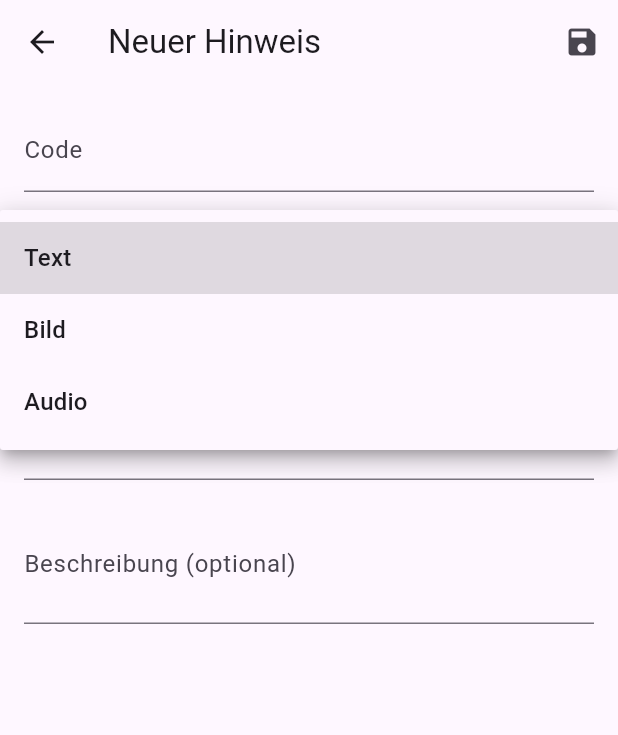
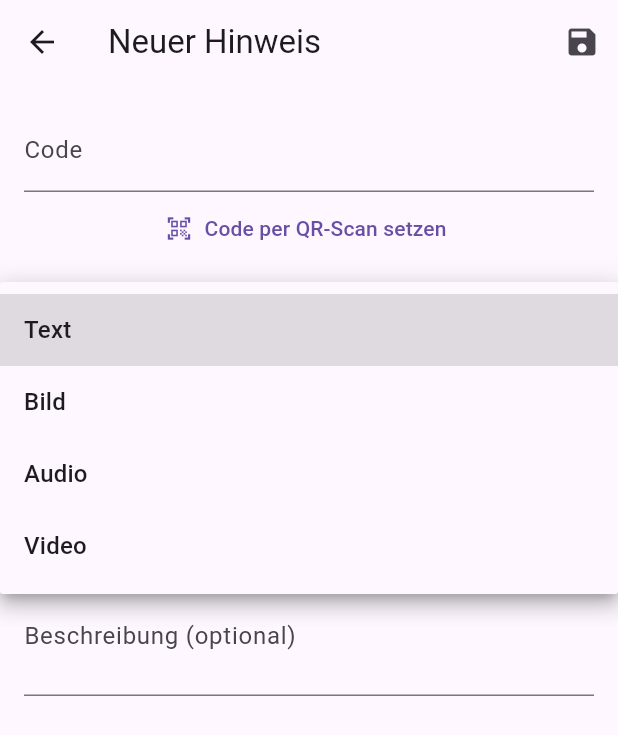
Before and after one commit to publicnevs2/cluemaster, a Flutter app: the AdminEditorScreen screen opened directly with empty values, after a tap on "Text", on a phone screen of 412 x 824 dp. Shown: the top 735 px of the screen. Run offline on Flutter 3.47's test engine with Material 3 defaults, Android fonts, the phone set to English and light mode, and no system bars; our stand-ins replace image_picker, just_audio, video_player; missing offline and left inert: mobile_scanner, record.

Commit message:
Feature: Video-Hinweise hinzugefügt und Player verbessert

```diff
--- a/lib/data/models/clue.dart
+++ b/lib/data/models/clue.dart
@@ -1,6 +1,6 @@
 class Clue {
   final String code;
-  final String type; // 'text', 'image' oder 'audio'
+  final String type; // 'text', 'image', 'audio' oder 'video'
   final String content;
   final String? description;
   bool solved;
--- a/lib/features/admin/admin_editor_screen.dart
+++ b/lib/features/admin/admin_editor_screen.dart
@@ -1,5 +1,6 @@
 import 'dart:io';
 
+import 'package:clue_master/features/shared/qr_scanner_screen.dart';
 import 'package:flutter/material.dart';
 import 'package:flutter/services.dart';
 import 'package:image_picker/image_picker.dart';
@@ -31,9 +32,9 @@ class _AdminEditorScreenState extends State<AdminEditorScreen> {
   final _descriptionController = TextEditingController();
   String _type = 'text';
 
-  // NEU: Für Audio-Aufnahme
   final _audioRecorder = AudioRecorder();
   bool _isRecording = false;
+  final _imagePicker = ImagePicker();
 
   @override
   void initState() {
@@ -51,19 +52,38 @@ class _AdminEditorScreenState extends State<AdminEditorScreen> {
     _codeController.dispose();
     _contentController.dispose();
     _descriptionController.dispose();
-    _audioRecorder.dispose(); // Wichtig!
+    _audioRecorder.dispose();
     super.dispose();
   }
 
+  Future<void> _scanQrCode() async {
+    final result = await Navigator.push<String>(
+      context,
+      MaterialPageRoute(builder: (_) => const QrScannerScreen()),
+    );
+    if (result != null && result.isNotEmpty) {
+      setState(() {
+        _codeController.text = result;
+      });
+    }
+  }
+
   Future<void> _pickFromGallery() async {
-    final image = await ImagePicker().pickImage(source: ImageSource.gallery);
+    final image = await _imagePicker.pickImage(source: ImageSource.gallery);
     if (image != null) {
       await _saveMediaFile(image.path, image.name);
     }
   }
 
+  Future<void> _pickVideo() async {
+    final video = await _imagePicker.pickVideo(source: ImageSource.gallery);
+    if (video != null) {
+      await _saveMediaFile(video.path, video.name);
+    }
+  }
+
   Future<void> _pickFromCamera() async {
-    final image = await ImagePicker().pickImage(source: ImageSource.camera);
+    final image = await _imagePicker.pickImage(source: ImageSource.camera);
     if (image != null) {
       await _saveMediaFile(image.path, image.name);
     }
@@ -80,7 +100,6 @@ class _AdminEditorScreenState extends State<AdminEditorScreen> {
     } else {
       if (await _audioRecorder.hasPermission()) {
         final dir = await getApplicationDocumentsDirectory();
-        // Temporärer Pfad für die Aufnahme
         await _audioRecorder.start(const RecordConfig(), path: '${dir.path}/temp_audio');
         setState(() => _isRecording = true);
       }
@@ -137,11 +156,15 @@ class _AdminEditorScreenState extends State<AdminEditorScreen> {
                 if (!RegExp(r'^[a-zA-Z0-9]+$').hasMatch(value.trim())) return 'Nur Buchstaben und Zahlen erlaubt';
                 return null;
               },
-              readOnly: widget.codeToEdit != null,
               inputFormatters: [
                 FilteringTextInputFormatter.allow(RegExp(r'[a-zA-Z0-9]')),
                 UpperCaseTextFormatter(),
               ],
+            ),
+            TextButton.icon(
+              icon: const Icon(Icons.qr_code_scanner),
+              label: const Text('Code per QR-Scan setzen'),
+              onPressed: _scanQrCode,
             ),
             const SizedBox(height: 16),
             DropdownButtonFormField<String>(
@@ -149,12 +172,13 @@ class _AdminEditorScreenState extends State<AdminEditorScreen> {
               items: const [
                 DropdownMenuItem(value: 'text', child: Text('Text')),
                 DropdownMenuItem(value: 'image', child: Text('Bild')),
-                DropdownMenuItem(value: 'audio', child: Text('Audio')), // NEU
+                DropdownMenuItem(value: 'audio', child: Text('Audio')),
+                DropdownMenuItem(value: 'video', child: Text('Video')),
               ],
               onChanged: (value) {
                 setState(() {
                   _type = value!;
-                  _contentController.clear(); // Inhalt bei Typwechsel leeren
+                  _contentController.clear();
                 });
               },
               decoration: const InputDecoration(labelText: 'Typ'),
@@ -179,6 +203,14 @@ class _AdminEditorScreenState extends State<AdminEditorScreen> {
               ),
               const SizedBox(height: 16),
             ],
+            if (_type == 'video') ...[
+              ElevatedButton.icon(
+                onPressed: _pickVideo,
+                icon: const Icon(Icons.video_library),
+                label: const Text('Video aus Galerie wählen'),
+              ),
+              const SizedBox(height: 16),
+            ],
             TextFormField(
               controller: _contentController,
               decoration: InputDecoration(
@@ -186,7 +218,7 @@ class _AdminEditorScreenState extends State<AdminEditorScreen> {
               ),
               validator: (value) => value == null || value.isEmpty ? 'Inhalt erforderlich' : null,
               maxLines: _type == 'text' ? 3 : 1,
-              readOnly: _type == 'image' || _type == 'audio',
+              readOnly: _type == 'image' || _type == 'audio' || _type == 'video',
             ),
             const SizedBox(height: 16),
             TextFormField(
--- a/lib/features/home/home_screen.dart
+++ b/lib/features/home/home_screen.dart
@@ -1,21 +1,12 @@
-// ============================================================
-// Datei: lib/features/home/home_screen.dart
-// ============================================================
-
-// ============================================================
-// SECTION: Imports
-// ============================================================
+import 'package:clue_master/features/shared/qr_scanner_screen.dart'; // NEUER IMPORT
 import 'package:flutter/material.dart';
 import '../../core/services/clue_service.dart';
 import '../../data/models/clue.dart';
 import '../clue/clue_detail_screen.dart';
 import '../clue/clue_list_screen.dart';
 import '../admin/admin_login_screen.dart';
-import '../../main.dart'; // für routeObserver
+import '../../main.dart';
 
-// ============================================================
-// SECTION: HomeScreen Widget
-// ============================================================
 class HomeScreen extends StatefulWidget {
   const HomeScreen({super.key});
 
@@ -23,9 +14,6 @@ class HomeScreen extends StatefulWidget {
   State<HomeScreen> createState() => _HomeScreenState();
 }
 
-// ============================================================
-// SECTION: State & Controller
-// ============================================================
 class _HomeScreenState extends State<HomeScreen> with RouteAware {
   final TextEditingController _codeController = TextEditingController();
   final ClueService _clueService = ClueService();
@@ -34,9 +22,6 @@ class _HomeScreenState extends State<HomeScreen> with RouteAware {
   Map<String, String> _normalizedMap = {};
   String? _errorText;
 
-// ============================================================
-// SECTION: Lifecycle & RouteAware
-// ============================================================
   @override
   void initState() {
     super.initState();
@@ -54,7 +39,6 @@ class _HomeScreenState extends State<HomeScreen> with RouteAware {
 
   @override
   void didPopNext() {
-    // Bei Rückkehr: neu laden, damit Location- und solved-Flags aktuell sind
     _loadClues();
   }
 
@@ -65,9 +49,6 @@ class _HomeScreenState extends State<HomeScreen> with RouteAware {
     super.dispose();
   }
 
-// ============================================================
-// SECTION: Helper-Methoden
-// ============================================================
   Future<void> _loadClues() async {
     final loaded = await _clueService.loadClues();
     setState(() {
@@ -78,26 +59,24 @@ class _HomeScreenState extends State<HomeScreen> with RouteAware {
     });
   }
 
-  Future<void> _submitCode() async {
-    final input = _codeController.text.trim();
+  // Die Funktion kann jetzt optional einen gescannten Code direkt verarbeiten
+  Future<void> _submitCode([String? scannedCode]) async {
+    // Wenn ein gescannter Code übergeben wird, nutze ihn. Ansonsten nimm den aus dem Textfeld.
+    final input = scannedCode ?? _codeController.text.trim();
     final norm = input.toLowerCase();
 
-    // 1) Nur alphanumerisch erlaubt?
     if (!RegExp(r'^[a-zA-Z0-9]+$').hasMatch(input)) {
       setState(() => _errorText = 'Nur Buchstaben (A–Z) und Zahlen erlaubt');
       return;
     }
 
-    // 2) Case-insensitive Lookup
     if (_normalizedMap.containsKey(norm)) {
       final originalCode = _normalizedMap[norm]!;
       final clue = _clues[originalCode]!;
 
-      // 3) solved-Flag setzen und speichern
       clue.solved = true;
       await _clueService.saveClues(_clues);
 
-      // 4) Navigieren und Fehler zurücksetzen
       Navigator.push(
         context,
         MaterialPageRoute(builder: (_) => ClueDetailScreen(clue: clue)),
@@ -109,9 +88,20 @@ class _HomeScreenState extends State<HomeScreen> with RouteAware {
     }
   }
 
-// ============================================================
-// SECTION: Build-Method (UI-Aufbau)
-// ============================================================
+  // NEUE FUNKTION zum Scannen für den Spieler
+  Future<void> _scanAndSubmit() async {
+    // Öffnet die Scanner-Seite
+    final code = await Navigator.push<String>(
+      context,
+      MaterialPageRoute(builder: (_) => const QrScannerScreen()),
+    );
+
+    // Wenn ein Code zurückkommt, wird er direkt an die Logik übergeben
+    if (code != null && code.isNotEmpty) {
+      _submitCode(code);
+    }
+  }
+
   @override
   Widget build(BuildContext context) {
     return Scaffold(
@@ -152,7 +142,7 @@ class _HomeScreenState extends State<HomeScreen> with RouteAware {
                 controller: _codeController,
                 textAlign: TextAlign.center,
                 decoration: InputDecoration(
-                  hintText: 'z. B. codeA',
+                  hintText: 'z. B. CODEA',
                   errorText: _errorText,
                   border: const OutlineInputBorder(),
                   suffixIcon: IconButton(
@@ -163,7 +153,16 @@ class _HomeScreenState extends State<HomeScreen> with RouteAware {
                 onSubmitted: (_) => _submitCode(),
               ),
               const SizedBox(height: 20),
-              ElevatedButton(onPressed: _submitCode, child: const Text('Los!')),
+              ElevatedButton(onPressed: () => _submitCode(), child: const Text('Los!')),
+
+              // NEUE UI-ELEMENTE für die "oder"-Option
+              const SizedBox(height: 12),
+              const Text('oder'),
+              TextButton.icon(
+                onPressed: _scanAndSubmit,
+                icon: const Icon(Icons.qr_code_scanner),
+                label: const Text('QR-Code scannen'),
+              ),
             ],
           ),
         ),
```
Also changed, not shown: lib/features/clue/clue_detail_screen.dart (+97 -4 lines), pubspec.yaml (+8 -1 lines), pubspec.lock, 2 other files.
